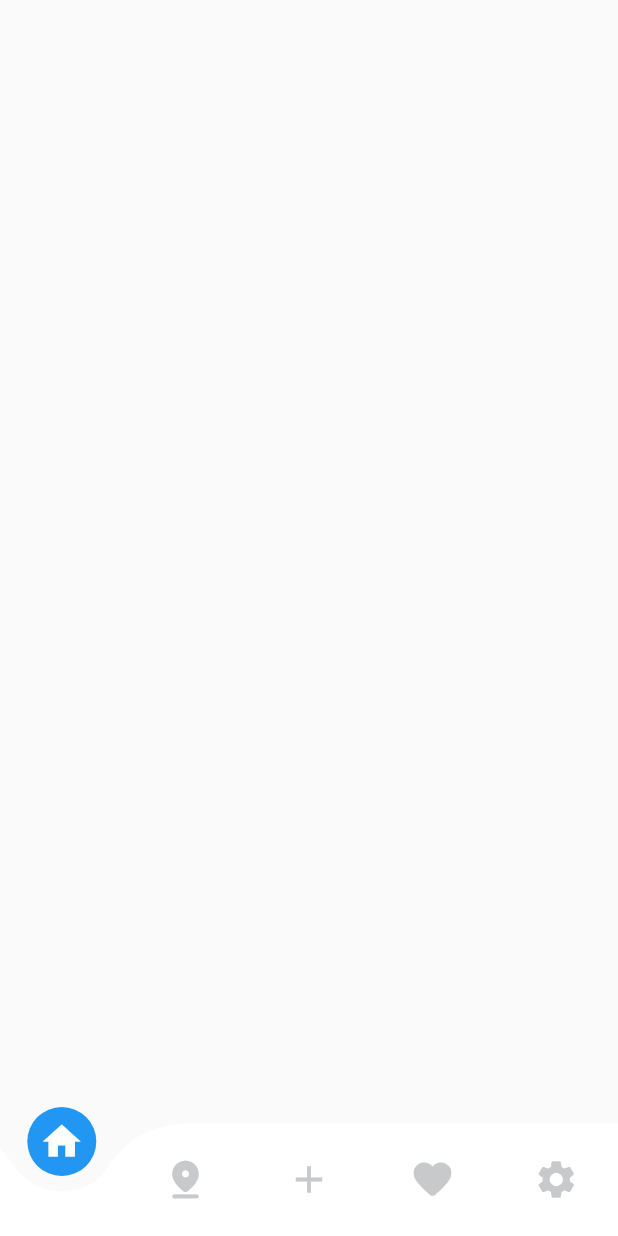
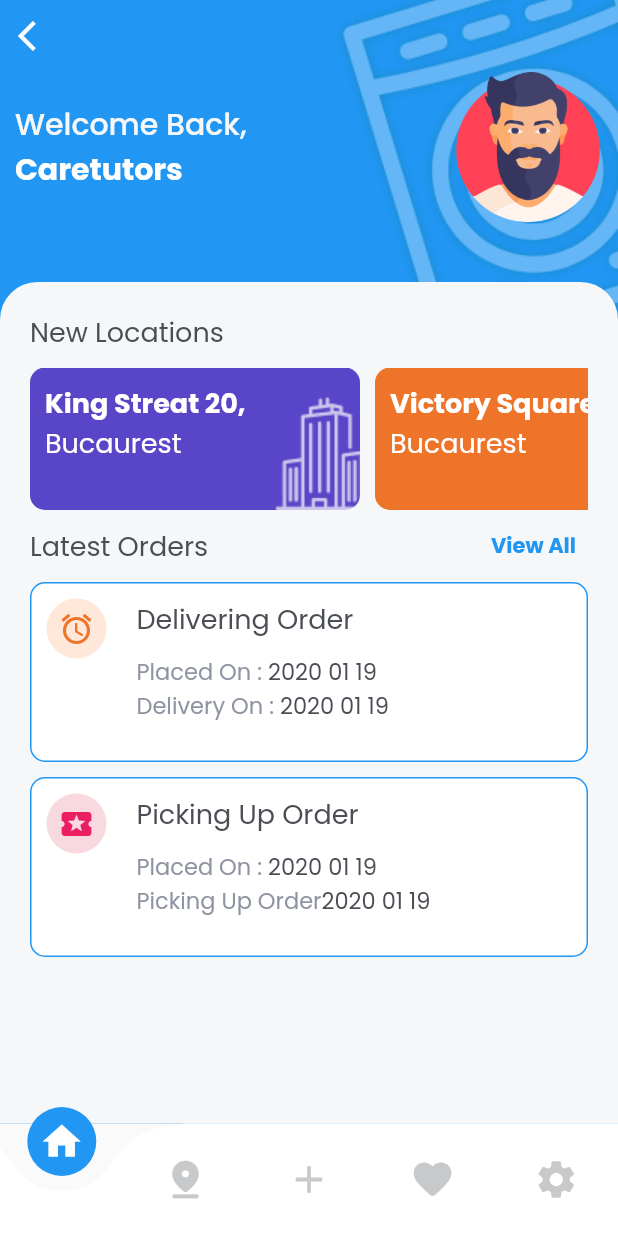
Before and after one commit to developerSajib88/Laundry, a Flutter app: the screen it shows after launch, on a phone screen of 412 x 824 dp. Run offline on Flutter 3.47's test engine with Material 2 defaults, Android fonts, the light colour scheme and no system bars; drawn by our look-alikes of curved_navigation_bar; our stand-ins replace get_it, google_fonts, hooks_riverpod.

Commit message:
home screen complete

```diff
--- a/lib/presentation/screen/navigation_screen/home_screen.dart
+++ b/lib/presentation/screen/navigation_screen/home_screen.dart
@@ -1,5 +1,12 @@
 import 'package:flutter/material.dart';
 import 'package:hooks_riverpod/hooks_riverpod.dart';
+import 'package:my_laundry/presentation/widget/background_widget.dart';
+import 'package:my_laundry/utils/app_colors.dart';
+import 'package:my_laundry/utils/app_constants.dart';
+import 'package:my_laundry/utils/font_style.dart';
+
+import '../../../utils/app_images.dart';
+import '../../widget/latest_order_list.dart';
 
 class HomeScreen extends HookConsumerWidget {
   const HomeScreen({Key? key}) : super(key: key);
@@ -7,7 +14,132 @@ class HomeScreen extends HookConsumerWidget {
   @override
   Widget build(BuildContext context,WidgetRef ref) {
     return Scaffold(
+      body: SizedBox(width: double.infinity,height: double.infinity,
+       child: BackgroundWidget(
+         child: Column(crossAxisAlignment: CrossAxisAlignment.start,
+           children: [
 
+             IconButton(
+                 onPressed: ()=> Navigator.of(context).pop() ,
+                 icon: const Icon(Icons.arrow_back_ios,color: Colors.white,)
+             ),
+
+              Padding(
+                padding: const EdgeInsets.symmetric(horizontal: 10),
+                child: Row(children: [
+                 const Column(crossAxisAlignment: CrossAxisAlignment.start, children: [
+                   Text(AppConstants.WELCOME_BACK,style: TextStyle(color: AppColor.backgroundColor,fontSize: 20,fontWeight: FontWeight.w500),),
+                   Text("Caretutors",style: TextStyle(color: AppColor.whiteColor,fontWeight: FontWeight.bold,fontSize: 20),),
+                 ],),
+
+                 const Spacer(),
+
+                 Image.asset(Images.user,width: 100,height: 100,)
+
+             ],),
+              ),
+
+
+             const SizedBox(height: 40,),
+
+
+             Expanded(
+               child: Container(width: double.infinity,height: double.infinity,padding: const EdgeInsets.all(20),
+                 decoration: const BoxDecoration(color: AppColor.backgroundColor,
+                     borderRadius: BorderRadius.only(topLeft: Radius.circular(25),topRight: Radius.circular(25))
+                ),
+                 child: Column(crossAxisAlignment: CrossAxisAlignment.start, children: [
+
+                   Text(AppConstants.NEW_LOCATION,style: Theme.of(context).textTheme.titleMedium,),
+
+
+                   /*SizedBox(width: double.infinity,height: 100,
+                     child: ListView.builder(
+                         scrollDirection: Axis.horizontal,
+                         itemBuilder: (context,index){
+                           return Container();
+                         }
+                     ),
+                   )*/
+
+                   const SizedBox(height: 10,),
+
+
+                   SingleChildScrollView(
+                     scrollDirection: Axis.horizontal,
+                     child: Row(children: [
+
+                       Stack(
+                         children: [
+                           Container(width: 220,height: 95,padding: const EdgeInsets.all(10),
+                             decoration: BoxDecoration(borderRadius: BorderRadius.circular(10),color: AppColor.purpleColor),
+                             child: Column(crossAxisAlignment: CrossAxisAlignment.start, children: [
+
+                               Text("King Streat 20,",style: FontStyle.headerTextStyle,),
+                               Text("Bucaurest",style: FontStyle.subHeaderTextStyle,),
+
+                             ],),
+                           ),
+
+                           Positioned(right: 0,bottom: 0,
+                               child: Image.asset(Images.house1)
+                           )
+
+                         ],
+                       ),
+
+                       const SizedBox(width: 10,),
+
+                       Stack(
+                         children: [
+                           Container(width: 220,height: 95,padding: const EdgeInsets.all(10),
+                             decoration: BoxDecoration(borderRadius: BorderRadius.circular(10),color: AppColor.orangeColor),
+                             child: Column(crossAxisAlignment: CrossAxisAlignment.start, children: [
+
+                               Text("Victory Square 1",style: FontStyle.headerTextStyle,),
+                               Text("Bucaurest",style: FontStyle.subHeaderTextStyle,),
+
+                             ],),
+                           ),
+
+                           Positioned(right: -5,bottom: 0,
+                               child: Image.asset(Images.house2)
+                           )
+
+                         ],
+                       ),
+
+                     ],),
+                   ),
+
+
+                   //================================>>>>View All Button Here
+                   Row(children: [
+                     Text(AppConstants.LATEST_ORDER,style: Theme.of(context).textTheme.titleMedium,),
+                     const Spacer(),
+                     TextButton(
+                         onPressed: (){},
+                         child: const Text("View All",style: TextStyle(color: AppColor.blueColor,fontWeight: FontWeight.bold),)
+                     )
+                   ],),
+
+
+                   //=======================>>>>>>>>Latest Order List here
+                   const Expanded(
+                     child: LatestOrderList(),
+                   )
+
+
+
+
+                 ],),
+               ),
+             )
+
+           ],
+         ),
+       ),
+      ),
     );
   }
 }
--- /dev/null
+++ b/lib/presentation/widget/background_widget.dart
@@ -0,0 +1,34 @@
+import 'package:flutter/material.dart';
+import 'package:my_laundry/utils/app_images.dart';
+
+import '../../utils/app_colors.dart';
+
+class BackgroundWidget extends StatelessWidget {
+
+  Widget? child;
+
+  BackgroundWidget({
+    Key? key,
+    this.child
+  }) : super(key: key);
+
+  @override
+  Widget build(BuildContext context) {
+    return Container(width: double.infinity, height: double.infinity,color: AppColor.blueColor,
+     child: Stack(children: [
+
+       Positioned(right: 0,top: -30,
+           child: Image.asset(Images.washingMachine,)
+       ),
+
+       SafeArea(
+         child: SizedBox(width: double.infinity,height: double.infinity,
+           child: child,
+         ),
+       )
+
+     ],
+     )
+    );
+  }
+}
--- /dev/null
+++ b/lib/presentation/widget/latest_order_list.dart
@@ -0,0 +1,126 @@
+import 'package:flutter/material.dart';
+
+import '../../utils/app_colors.dart';
+import '../../utils/app_constants.dart';
+
+class LatestOrderList extends StatelessWidget {
+  const LatestOrderList({
+    super.key,
+  });
+
+  @override
+  Widget build(BuildContext context) {
+    return SingleChildScrollView(
+      child: Column(children: [
+
+        Container(width: double.infinity,height: 120,
+          decoration: BoxDecoration(
+              color: AppColor.whiteColor,
+              borderRadius: BorderRadius.circular(10),
+              border: Border.all(color: AppColor.blueColor)
+          ),
+
+          child: Material(color: Colors.transparent,
+            child: InkWell(
+              onTap: (){},
+              splashColor: AppColor.blueColor,
+              child: Padding(padding: const EdgeInsets.all(10),
+
+                child: Row( crossAxisAlignment: CrossAxisAlignment.start, children: [
+
+                  const CircleAvatar(
+                    backgroundColor : Color(0xffFFE8D9),
+                    child: Icon(Icons.alarm,color: AppColor.orangeColor,),
+                  ),
+
+                  const SizedBox(width: 20,),
+
+                  Column(crossAxisAlignment: CrossAxisAlignment.start, children: [
+                    Text(AppConstants.DELEVERING_ORDER,style: Theme.of(context).textTheme.titleMedium,),
+
+                    const SizedBox(height: 10,),
+
+                    Row(children: [
+                      Text(AppConstants.PLACEED_ON,style: Theme.of(context).textTheme.headlineMedium,),
+                      Text("2020 01 19",style: Theme.of(context).textTheme.displayMedium,),
+                    ],),
+
+                    Row(children: [
+                      Text(AppConstants.DELIVERY_ON,style: Theme.of(context).textTheme.headlineMedium,),
+                      Text("2020 01 19",style: Theme.of(context).textTheme.displayMedium,),
+                    ],),
+
+
+
+                  ],)
+
+                ],),
+              ),
+            ),
+          ),
+
+
+
+        ),
+
+        const SizedBox(height: 10,),
+
+        Container(width: double.infinity,height: 120,//padding: const EdgeInsets.all(10),
+          decoration: BoxDecoration(
+              color: AppColor.whiteColor,
+              borderRadius: BorderRadius.circular(10),
+              border: Border.all(color: AppColor.blueColor)
+          ),
+
+          child: Material(
+            color: Colors.transparent,
+            child: InkWell(splashColor: AppColor.blueColor,
+              onTap: (){},
+              child: Padding(
+                padding: const EdgeInsets.all(10),
+                child: Row( crossAxisAlignment: CrossAxisAlignment.start, children: [
+
+                  const CircleAvatar(
+                    backgroundColor : Color(0xffF9D9E0),
+                    child: Icon(Icons.local_activity,color: AppColor.pinkColor,),
+                  ),
+
+                  const SizedBox(width: 20,),
+
+                  Column(crossAxisAlignment: CrossAxisAlignment.start, children: [
+
+                    Text(AppConstants.PICKING_UP_ORDER,style: Theme.of(context).textTheme.titleMedium,),
+
+                    const SizedBox(height: 10,),
+
+                    Row(children: [
+                      Text(AppConstants.PLACEED_ON,style: Theme.of(context).textTheme.headlineMedium,),
+                      Text("2020 01 19",style: Theme.of(context).textTheme.displayMedium,),
+                    ],),
+
+                    Row(children: [
+                      Text(AppConstants.PICKING_UP_ORDER,style: Theme.of(context).textTheme.headlineMedium,),
+                      Text("2020 01 19",style: Theme.of(context).textTheme.displayMedium,),
+                    ],),
+
+
+
+                  ],)
+
+                ],),
+              ),
+            ),
+          ),
+
+
+
+        ),
+
+
+
+
+
+      ],),
+    );
+  }
+}
--- a/lib/utils/app_colors.dart
+++ b/lib/utils/app_colors.dart
@@ -7,10 +7,17 @@ class AppColor{
   /// default custom flutter color
   static const Color blueColor = Colors.blue;
   static const Color whiteColor = Colors.white;
+  static const Color blackColor = Colors.black;
+  static const Color pinkColor = Colors.pink;
 
   /// custom color
   static const Color backgroundColor = Color(0xffF5F7F9);
   static const Color greyColor = Color(0xffC8C9CB);
+  static const Color purpleColor = Color(0xff5945C7);
+  static const Color orangeColor = Color(0xffED7429);
 
+  /// RGB color
+  static const Color textColor1 = Color.fromRGBO(143, 148, 162, 1);
+  static const Color textColor2 = Color.fromRGBO(74, 77, 84, 1);
 
 }
--- a/lib/utils/app_constants.dart
+++ b/lib/utils/app_constants.dart
@@ -2,7 +2,7 @@ class AppConstants{
 
   /// App String
   static const String WELCOME_BACK = "Welcome Back,";
-  static const String NEW_LOCATION = "New Locations,";
+  static const String NEW_LOCATION = "New Locations";
   static const String LATEST_ORDER = "Latest Orders";
   static const String DELEVERING_ORDER = "Delivering Order";
   static const String PICKING_UP_ORDER = "Picking Up Order";
@@ -19,5 +19,7 @@ class AppConstants{
   static const String DETAILS_ABOUT = "Details About";
   static const String TOTAL = "Total";
   static const String SUBTOTAL = "Subtotal";
+  static const String PLACEED_ON = "Placed On : ";
+  static const String DELIVERY_ON = "Delivery On : ";
 
 }
--- /dev/null
+++ b/lib/utils/font_style.dart
@@ -0,0 +1,16 @@
+
+import 'package:flutter/material.dart';
+import 'package:google_fonts/google_fonts.dart';
+
+class FontStyle{
+
+  static TextStyle headerTextStyle = GoogleFonts.poppins(
+    fontSize: 18,fontWeight: FontWeight.bold,color: Colors.white
+  );
+
+  static TextStyle subHeaderTextStyle = GoogleFonts.poppins(
+      fontSize: 18,color: Colors.white
+  );
+
+
+}
--- a/lib/utils/theme/app_theme.dart
+++ b/lib/utils/theme/app_theme.dart
@@ -1,12 +1,18 @@
 
 import 'package:flutter/material.dart';
 import 'package:google_fonts/google_fonts.dart';
+import 'package:my_laundry/utils/app_colors.dart';
 
 class AppTheme {
 
   /// App Theme here
   static ThemeData themeData = ThemeData(
-    fontFamily: GoogleFonts.poppins().fontFamily
+    fontFamily: GoogleFonts.poppins().fontFamily,
+    textTheme: const TextTheme(
+      titleMedium: TextStyle(color: AppColor.textColor2,fontSize: 18),
+      displayMedium: TextStyle(color: AppColor.textColor2,fontSize: 15),
+      headlineMedium: TextStyle(color: AppColor.textColor1,fontSize: 15),
+    )
   );
 
 }
```
